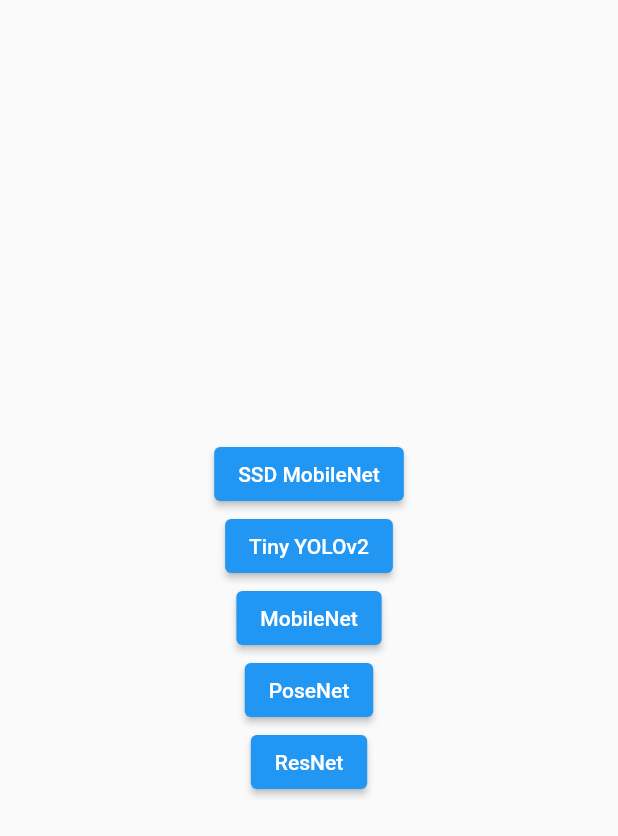
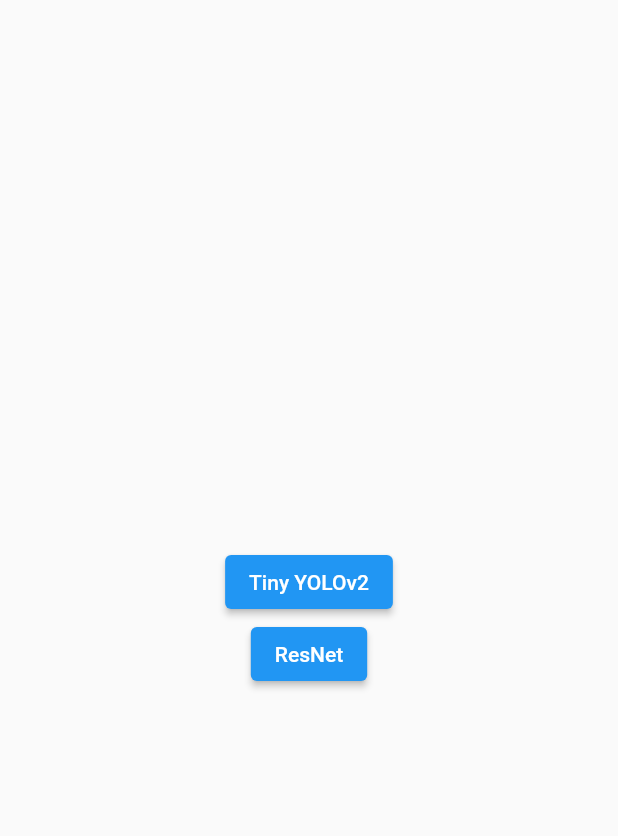
Before and after one commit to MoreMilkPerMilk/invasiveFE, a Flutter app: the CameraHomePage screen opened directly, on a phone screen of 412 x 824 dp. Shown: the top 836 px of the screen. Run offline on Flutter 3.47's test engine with Material 2 defaults, Android fonts, the phone set to English and light mode, and no system bars; our stand-ins replace camera, flutter_map, google_nav_bar, latlong2, line_icons; missing offline and left inert: flutter_map_marker_cluster, flutter_map_marker_popup, tflite.

Commit message:
Added yolo model, cleared all other models and logic for them

```diff
--- a/lib/services/models.dart
+++ b/lib/services/models.dart
@@ -1,5 +1,2 @@
-const String mobilenet = "MobileNet";
-const String ssd = "SSD MobileNet";
 const String yolo = "Tiny YOLOv2";
-const String posenet = "PoseNet";
 const String resnet = "ResNet";
--- a/lib/widgets/bndbox.dart
+++ b/lib/widgets/bndbox.dart
@@ -135,9 +135,7 @@ class BndBox extends StatelessWidget {
     }
 
     return Stack(
-      children: model == resnet
-          ? _renderStrings()
-          : model == posenet ? _renderKeypoints() : _renderBoxes(),
+      children: model == resnet ? _renderStrings() : _renderBoxes(),
     );
   }
 }
--- a/lib/widgets/cameraHome.dart
+++ b/lib/widgets/cameraHome.dart
@@ -40,20 +40,9 @@ class _CameraHomePageState extends State<CameraHomePage> {
     switch (_model) {
       case yolo:
         res = await Tflite.loadModel(
-          model: "assets/yolov2_tiny.tflite",
-          labels: "assets/yolov2_tiny.txt",
+          model: "assets/yolo.tflite",
+          labels: "assets/labels.txt",
         );
-        break;
-
-      case mobilenet:
-        res = await Tflite.loadModel(
-            model: "assets/mobilenet_v1_1.0_224.tflite",
-            labels: "assets/mobilenet_v1_1.0_224.txt");
-        break;
-
-      case posenet:
-        res = await Tflite.loadModel(
-            model: "assets/posenet_mv1_075_float_from_checkpoints.tflite");
         break;
 
       case resnet:
@@ -64,8 +53,8 @@ class _CameraHomePageState extends State<CameraHomePage> {
 
       default:
         res = await Tflite.loadModel(
-            model: "assets/ssd_mobilenet.tflite",
-            labels: "assets/ssd_mobilenet.txt");
+            model: "assets/resnet.tflite",
+            labels: "assets/labels.txt");
     }
     print(res);
   }
@@ -96,20 +85,8 @@ class _CameraHomePageState extends State<CameraHomePage> {
                 mainAxisAlignment: MainAxisAlignment.center,
                 children: <Widget>[
                   ElevatedButton(
-                    child: const Text(ssd),
-                    onPressed: () => onSelect(ssd),
-                  ),
-                  ElevatedButton(
                     child: const Text(yolo),
                     onPressed: () => onSelect(yolo),
-                  ),
-                  ElevatedButton(
-                    child: const Text(mobilenet),
-                    onPressed: () => onSelect(mobilenet),
-                  ),
-                  ElevatedButton(
-                    child: const Text(posenet),
-                    onPressed: () => onSelect(posenet),
                   ),
                   ElevatedButton(
                     child: const Text(resnet),
```
Also changed, not shown: lib/services/camera.dart (+2 -37 lines), 1 other file.
